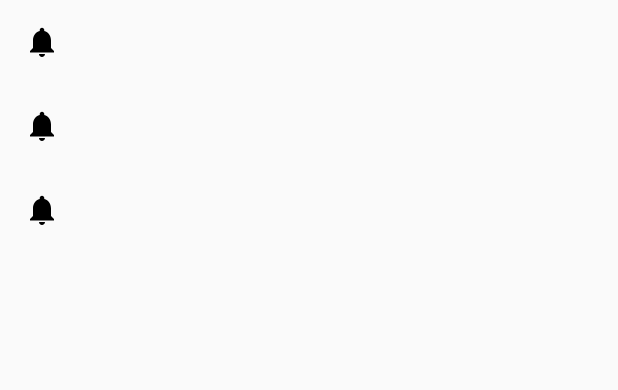
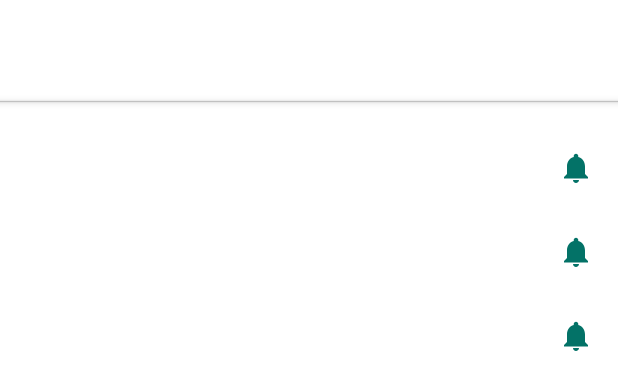
Before and after one commit to ferdyhaspin/Adhan-Prayer-Android, an Android app: the layout activity_main.xml on its own in the app's theme, with its tools: preview values and no code run, on a phone screen of 412 x 824 dp. Shown: the top 390 px of the screen. Run offline under Robolectric (Android 15) with nearby library versions, the phone set to English and light mode, and no system bars.

Commit message:
add style

```diff
--- a/app/src/main/java/com/ferdyhaspin/adhan_prayer_android/model/Prayer.kt
+++ b/app/src/main/java/com/ferdyhaspin/adhan_prayer_android/model/Prayer.kt
@@ -8,5 +8,6 @@ data class Prayer(
     var key: String = "",
     var name: String = "",
     var time: String? = "",
-    var isAlarm: Boolean = true
+    var isAlarm: Boolean = true,
+    var isAdhan: Boolean = true
 )
--- a/app/src/main/java/com/ferdyhaspin/adhan_prayer_android/utils/Constants.java
+++ b/app/src/main/java/com/ferdyhaspin/adhan_prayer_android/utils/Constants.java
@@ -23,6 +23,7 @@ public interface Constants {
     long FIVE_MINUTES = ONE_MINUTE * 5;
 
     //EXTRAS
+    String ALARM_FOR = "alarm_for";
     String EXTRA_ALARM_INDEX = "alarm_index";
     String EXTRA_LAST_LOCATION = "last_location";
     String EXTRA_PRAYER_NAME = "prayer_name";
--- a/app/src/main/java/com/ferdyhaspin/adhan_prayer_android/utils/PrayTime.java
+++ b/app/src/main/java/com/ferdyhaspin/adhan_prayer_android/utils/PrayTime.java
@@ -686,6 +686,10 @@ public class PrayTime {
 
     }
 
+    public static LinkedHashMap<String, String> getPrayerTimes(Context context, double lat, double lng) {
+        return getPrayerTimes(context, 0, lat, lng, -1);
+    }
+
     public static LinkedHashMap<String, String> getPrayerTimes(Context context, int index, double lat, double lng) {
         return getPrayerTimes(context, index, lat, lng, -1);
     }
@@ -712,7 +716,7 @@ public class PrayTime {
         } else {
             prayers.setTimeFormat(timeFormat);
         }
-        prayers.setCalcMethod(settings.getCalcMethodSetFor(index));
+        prayers.setCalcMethod(SIHAT);
         prayers.setAsrJuristic(settings.getAsrMethodSetFor(index));
         prayers.setAdjustHighLats(settings.getHighLatitudeAdjustmentFor(index));
 
--- a/app/src/main/res/layout/activity_main.xml
+++ b/app/src/main/res/layout/activity_main.xml
@@ -1,7 +1,31 @@
 <?xml version="1.0" encoding="utf-8"?>
-<androidx.recyclerview.widget.RecyclerView xmlns:android="http://schemas.android.com/apk/res/android"
+<LinearLayout xmlns:android="http://schemas.android.com/apk/res/android"
     xmlns:tools="http://schemas.android.com/tools"
-    android:id="@+id/rv_prayers"
     android:layout_width="match_parent"
     android:layout_height="match_parent"
-    tools:listitem="@layout/prayer_item" />
+    android:background="@android:color/white"
+    android:orientation="vertical">
+
+    <TextView
+        android:id="@+id/tv_location"
+        android:layout_width="match_parent"
+        android:layout_height="wrap_content"
+        android:gravity="center"
+        android:padding="20dp"
+        android:textColor="@android:color/black"
+        android:textSize="20sp" />
+
+    <View
+        android:layout_width="match_parent"
+        android:layout_height="0.5dp"
+        android:layout_marginBottom="16dp"
+        android:background="@color/colorGrey"
+        android:elevation="3dp"
+        tools:targetApi="lollipop" />
+
+    <androidx.recyclerview.widget.RecyclerView
+        android:id="@+id/rv_prayers"
+        android:layout_width="match_parent"
+        android:layout_height="match_parent"
+        tools:listitem="@layout/prayer_item" />
+</LinearLayout>
--- a/app/src/main/res/layout/prayer_item.xml
+++ b/app/src/main/res/layout/prayer_item.xml
@@ -2,19 +2,12 @@
 <LinearLayout xmlns:android="http://schemas.android.com/apk/res/android"
     android:layout_width="match_parent"
     android:layout_height="wrap_content"
-    android:layout_margin="16dp"
+    android:padding="16dp"
+    android:background="?attr/selectableItemBackground"
+    android:clickable="true"
+    android:focusable="true"
     android:gravity="center"
     android:orientation="horizontal">
-
-    <ImageButton
-        android:id="@+id/ib_notification"
-        android:layout_width="wrap_content"
-        android:layout_height="wrap_content"
-        android:layout_marginEnd="16dp"
-        android:layout_marginRight="16dp"
-        android:background="?attr/selectableItemBackgroundBorderless"
-        android:contentDescription="@null"
-        android:src="@drawable/ic_notification" />
 
     <TextView
         android:id="@+id/tv_name"
@@ -34,5 +27,15 @@
         android:textColor="@android:color/black"
         android:textSize="16sp" />
 
+    <ImageButton
+        android:id="@+id/ib_notification"
+        android:layout_width="wrap_content"
+        android:layout_height="wrap_content"
+        android:layout_marginStart="16dp"
+        android:layout_marginLeft="16dp"
+        android:background="?attr/selectableItemBackgroundBorderless"
+        android:contentDescription="@null"
+        android:src="@drawable/ic_notification"
+        android:tint="@color/colorPrimaryDark" />
 
 </LinearLayout>
--- a/app/src/main/res/values/colors.xml
+++ b/app/src/main/res/values/colors.xml
@@ -1,8 +1,14 @@
 <?xml version="1.0" encoding="utf-8"?>
 <resources>
-    <color name="colorPrimary">#6200EE</color>
-    <color name="colorPrimaryDark">#3700B3</color>
-    <color name="colorAccent">#03DAC5</color>
+    <color name="colorPrimary">#008577</color>
+    <color name="colorPrimaryTransparent">#1A008577</color>
+    <color name="colorPrimaryDarkTransparent">#40008577</color>
+    <color name="colorPrimaryLight">#03AA98</color>
+    <color name="colorPrimarySemiLight">#029787</color>
+    <color name="colorPrimaryDark">#037267</color>
+    <color name="colorAccent">#008577</color>
+
+    <color name="colorLightGray">#E2E2E2</color>
 
     <color name="colorGrey">#C1C1C1</color>
 </resources>
--- a/app/src/main/res/values/styles.xml
+++ b/app/src/main/res/values/styles.xml
@@ -1,11 +1,14 @@
-<resources>
+<resources xmlns:tools="http://schemas.android.com/tools">
 
     <!-- Base application theme. -->
-    <style name="AppTheme" parent="Theme.AppCompat.Light.DarkActionBar">
+    <style name="AppTheme" parent="Theme.MaterialComponents.Light.NoActionBar.Bridge">
         <!-- Customize your theme here. -->
         <item name="colorPrimary">@color/colorPrimary</item>
         <item name="colorPrimaryDark">@color/colorPrimaryDark</item>
         <item name="colorAccent">@color/colorAccent</item>
+        <item name="colorControlHighlight">@color/colorLightGray</item>
+        <!-- Status bar stuff. -->
+        <item name="android:statusBarColor" tools:targetApi="lollipop">@android:color/white</item>
+        <item name="android:windowLightStatusBar" tools:ignore="NewApi">true</item>
     </style>
-
 </resources>
```
Also changed, not shown: app/src/main/java/com/ferdyhaspin/adhan_prayer_android/adapter/PrayerAdapter.kt (+1 -6 lines), app/src/main/java/com/ferdyhaspin/adhan_prayer_android/scheduler/PrayAlarmReceiver.kt (+3 -9 lines), app/src/main/java/com/ferdyhaspin/adhan_prayer_android/ui/MainActivity.kt (+24 -16 lines).
